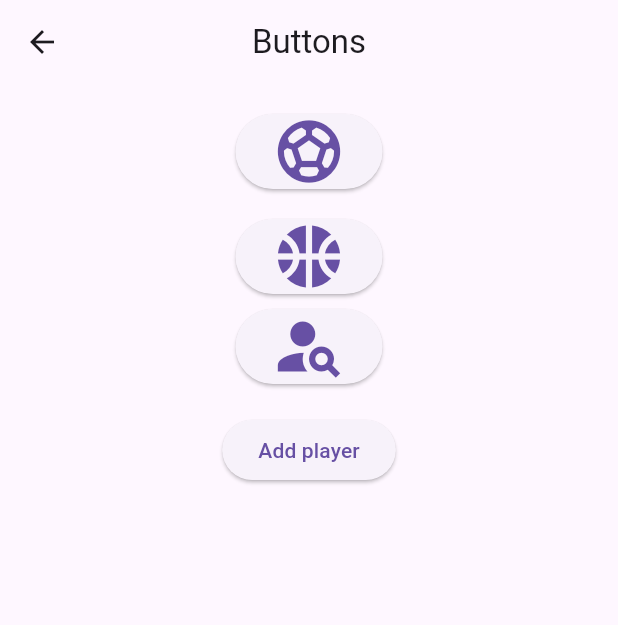
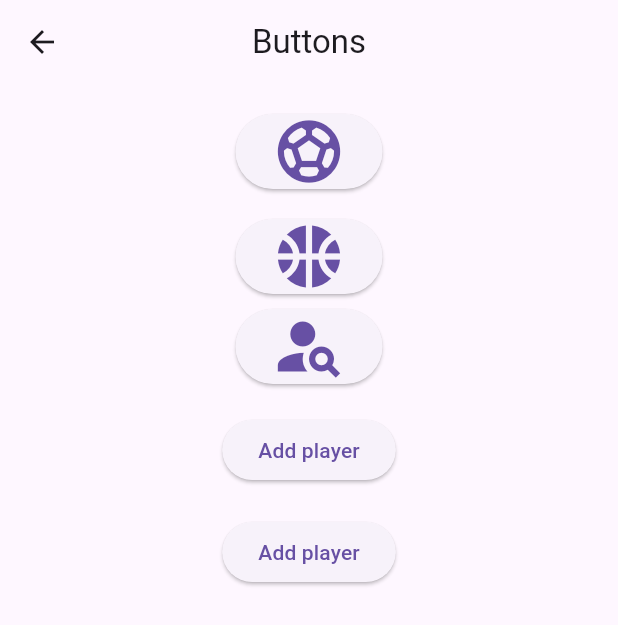
Before and after one commit to Oaska01/project2, a Flutter app: the Buttons screen opened directly, on a phone screen of 412 x 824 dp. Shown: the top 625 px of the screen. Run offline on Flutter 3.47's test engine with Material 3 defaults, Android fonts, the phone set to English and light mode, and no system bars; missing offline and left inert: encrypted_shared_preferences.

Commit message:
Update buttons.dart

```diff
--- a/lib/buttons.dart
+++ b/lib/buttons.dart
@@ -57,6 +57,14 @@ class _ButtonsState extends State<Buttons> {
           },
             child: const Text('Add player'),
           ),
+        const SizedBox(height: 20,),
+        ElevatedButton(onPressed:(){
+          Navigator.of(context).push(
+            MaterialPageRoute(builder: (context) => const AddPLayer()),);
+
+        },
+          child: const Text('Add player'),
+        ),
         ],
 
 
```
